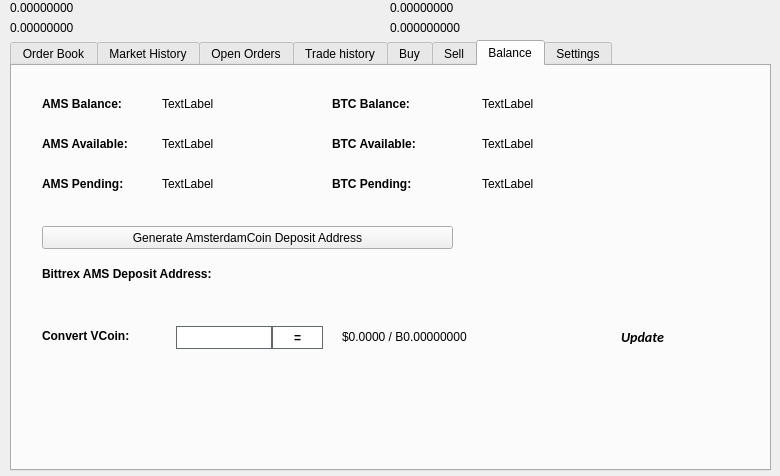
This is src/qt/forms/tradingdialog.ui in listedlinked/newsvn as Qt 5 draws it before an edit. The edited form follows.
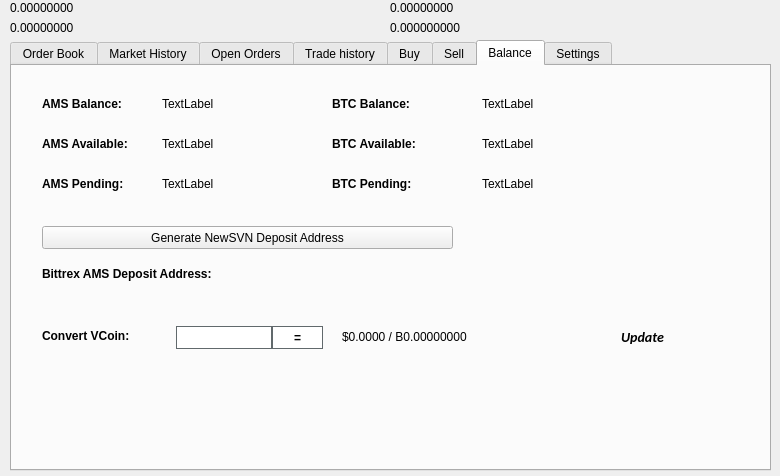
This is the edited form. The open tabs and pages were chosen to show the change. Icons and pictures are not drawn.

What changed in the file:
```diff
--- a/src/qt/forms/tradingdialog.ui
+++ b/src/qt/forms/tradingdialog.ui
@@ -2941,7 +2941,7 @@
       </rect>
      </property>
      <property name="text">
-      <string>Generate AmsterdamCoin Deposit Address</string>
+      <string>Generate NewSVN Deposit Address</string>
      </property>
      <property name="icon">
       <iconset resource="../amsterdamcoin.qrc">
```
Left out of the diff: 14 changed lines with no effect on the pictures.
